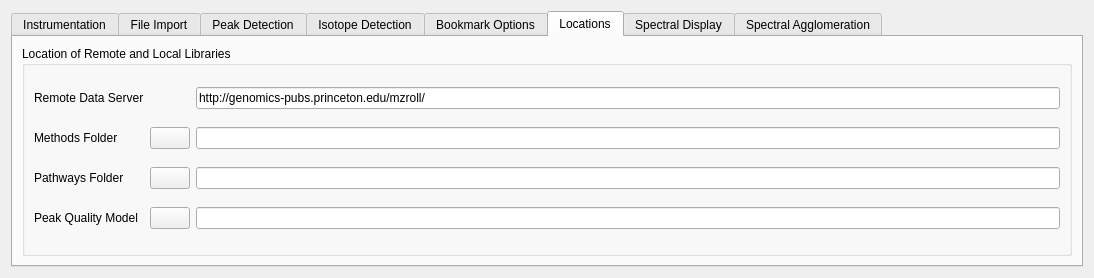
The window that src/maven/forms/settingsform.ui (eugenemel/maven) describes before a commit, drawn with Qt 5.
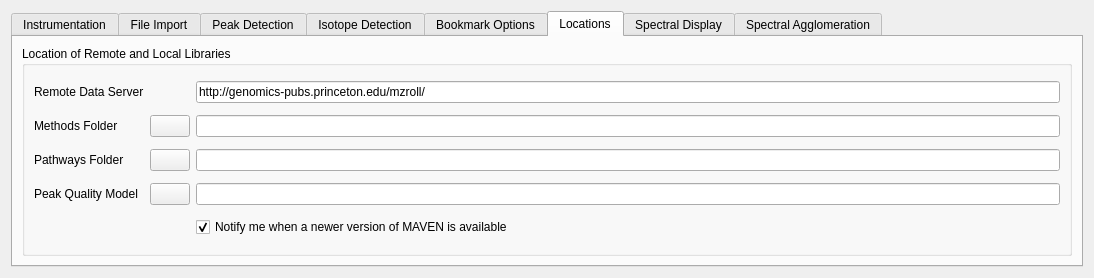
The same window after the commit. The open tabs and pages were chosen to show the change. Icons and pictures are not drawn.

Diff of the .ui file:
```diff
--- a/src/maven/forms/settingsform.ui
+++ b/src/maven/forms/settingsform.ui
@@ -795,46 +795,14 @@
           <string>Location of Remote and Local Libraries</string>
          </property>
          <layout class="QGridLayout" name="gridLayout_10">
-          <item row="0" column="0">
-           <widget class="QLabel" name="label_17">
-            <property name="text">
-             <string>Remote Data Server</string>
-            </property>
-           </widget>
-          </item>
-          <item row="0" column="2">
-           <widget class="QLineEdit" name="data_server_url">
-            <property name="text">
-             <string>http://genomics-pubs.princeton.edu/mzroll/</string>
-            </property>
-           </widget>
-          </item>
-          <item row="1" column="0">
-           <widget class="QLabel" name="label_18">
-            <property name="text">
-             <string>Methods Folder</string>
-            </property>
-           </widget>
-          </item>
-          <item row="1" column="1">
-           <widget class="QPushButton" name="methodsFolderSelect">
-            <property name="icon">
-             <iconset resource="../mzroll.qrc">
-              <normaloff>:/images/fileopen.png</normaloff>:/images/fileopen.png</iconset>
-            </property>
-           </widget>
-          </item>
-          <item row="1" column="2">
-           <widget class="QLineEdit" name="methodsFolder"/>
-          </item>
-          <item row="2" column="0">
+          <item row="3" column="0">
            <widget class="QLabel" name="label_19">
             <property name="text">
              <string>Pathways Folder</string>
             </property>
            </widget>
           </item>
-          <item row="2" column="1">
+          <item row="3" column="1">
            <widget class="QPushButton" name="pathwaysFolderSelect">
             <property name="icon">
              <iconset resource="../mzroll.qrc">
@@ -842,26 +810,68 @@
             </property>
            </widget>
           </item>
-          <item row="2" column="2">
+          <item row="4" column="2">
+           <widget class="QLineEdit" name="txtPeakQualityModel"/>
+          </item>
+          <item row="1" column="2">
+           <widget class="QLineEdit" name="data_server_url">
+            <property name="text">
+             <string>http://genomics-pubs.princeton.edu/mzroll/</string>
+            </property>
+           </widget>
+          </item>
+          <item row="3" column="2">
            <widget class="QLineEdit" name="pathwaysFolder"/>
           </item>
-          <item row="3" column="0">
+          <item row="2" column="2">
+           <widget class="QLineEdit" name="methodsFolder"/>
+          </item>
+          <item row="2" column="0">
+           <widget class="QLabel" name="label_18">
+            <property name="text">
+             <string>Methods Folder</string>
+            </property>
+           </widget>
+          </item>
+          <item row="4" column="1">
+           <widget class="QPushButton" name="btnPeakQualityModel">
+            <property name="icon">
+             <iconset resource="../mzroll.qrc">
+              <normaloff>:/images/fileopen.png</normaloff>:/images/fileopen.png</iconset>
+            </property>
+           </widget>
+          </item>
+          <item row="4" column="0">
            <widget class="QLabel" name="label_23">
             <property name="text">
              <string>Peak Quality Model</string>
             </property>
            </widget>
           </item>
-          <item row="3" column="1">
-           <widget class="QPushButton" name="btnPeakQualityModel">
+          <item row="2" column="1">
+           <widget class="QPushButton" name="methodsFolderSelect">
             <property name="icon">
              <iconset resource="../mzroll.qrc">
               <normaloff>:/images/fileopen.png</normaloff>:/images/fileopen.png</iconset>
             </property>
            </widget>
           </item>
-          <item row="3" column="2">
-           <widget class="QLineEdit" name="txtPeakQualityModel"/>
+          <item row="1" column="0">
+           <widget class="QLabel" name="label_17">
+            <property name="text">
+             <string>Remote Data Server</string>
+            </property>
+           </widget>
+          </item>
+          <item row="5" column="2">
+           <widget class="QCheckBox" name="chkNotifyNewerMaven">
+            <property name="text">
+             <string>Notify me when a newer version of MAVEN is available</string>
+            </property>
+            <property name="checked">
+             <bool>true</bool>
+            </property>
+           </widget>
           </item>
          </layout>
         </widget>
```
